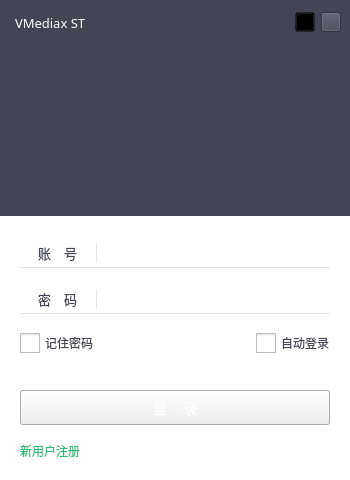
Qt form STSample/STLogin.ui (sunpu/stsample) before a commit.
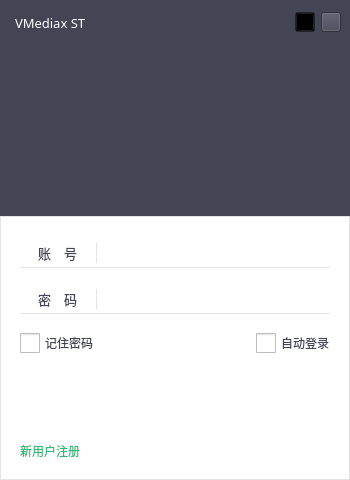
The same form after that commit. Icons and pictures are not drawn. Custom widgets are drawn as their Qt base class.

What changed in the file:
```diff
--- a/STSample/STLogin.ui
+++ b/STSample/STLogin.ui
@@ -25,6 +25,9 @@
   <property name="windowTitle">
    <string>STLogin</string>
   </property>
+  <property name="styleSheet">
+   <string notr="true"/>
+  </property>
   <layout class="QVBoxLayout" name="verticalLayout" stretch="9,11">
    <property name="spacing">
     <number>0</number>
@@ -290,7 +293,7 @@
    <item>
     <widget class="QWidget" name="widBottom" native="true">
      <property name="styleSheet">
-      <string notr="true">QWidget#widBottom {background-color: #ffffff;}</string>
+      <string notr="true">QWidget#widBottom {background-color: #ffffff;border: 1px solid #e3e3e3;}</string>
      </property>
      <layout class="QVBoxLayout" name="verticalLayout_3">
       <property name="spacing">
@@ -707,6 +710,7 @@
             <string notr="true">
 
 QPushButton {
+	border-radius: 3px;
 	color: rgb(255, 255, 255);
 	border-image: url(:/STSample/Resources/images/green.png);
 }
```
